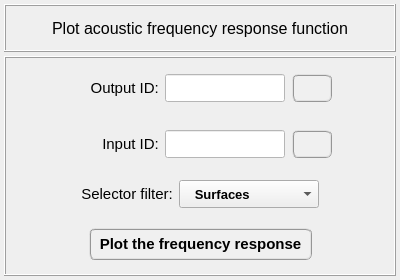
The window that vibra/interface/data/ui_files/plots/acoustic/plot_acoustic_frequency_response_function.ui (MOPT-UFSC/VIBRA) describes before a commit, drawn with Qt 5.
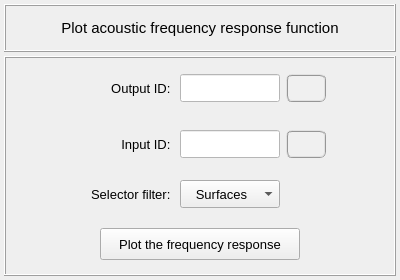
The same window after the commit. Icons and pictures are not drawn.

The edit to the form file:
```diff
--- a/vibra/interface/data/ui_files/plots/acoustic/plot_acoustic_frequency_response_function.ui
+++ b/vibra/interface/data/ui_files/plots/acoustic/plot_acoustic_frequency_response_function.ui
@@ -112,7 +112,7 @@
         <property name="font">
          <font>
           <family>MS Shell Dlg 2</family>
-          <pointsize>12</pointsize>
+          <pointsize>11</pointsize>
           <weight>50</weight>
           <italic>false</italic>
           <bold>false</bold>
@@ -201,9 +201,25 @@
          <property name="bottomMargin">
           <number>2</number>
          </property>
-         <property name="spacing">
+         <property name="horizontalSpacing">
+          <number>6</number>
+         </property>
+         <property name="verticalSpacing">
           <number>2</number>
          </property>
+         <item row="0" column="0">
+          <spacer name="horizontalSpacer">
+           <property name="orientation">
+            <enum>Qt::Horizontal</enum>
+           </property>
+           <property name="sizeHint" stdset="0">
+            <size>
+             <width>40</width>
+             <height>20</height>
+            </size>
+           </property>
+          </spacer>
+         </item>
          <item row="0" column="2">
           <widget class="QLineEdit" name="lineEdit_output_node_id">
            <property name="minimumSize">
@@ -214,17 +230,13 @@
            </property>
            <property name="maximumSize">
             <size>
-             <width>120</width>
+             <width>100</width>
              <height>28</height>
             </size>
            </property>
            <property name="font">
             <font>
-             <family>Arial</family>
-             <pointsize>11</pointsize>
-             <weight>75</weight>
-             <italic>true</italic>
-             <bold>true</bold>
+             <pointsize>10</pointsize>
             </font>
            </property>
            <property name="styleSheet">
@@ -256,7 +268,7 @@
            <property name="font">
             <font>
              <family>MS Shell Dlg 2</family>
-             <pointsize>11</pointsize>
+             <pointsize>10</pointsize>
              <weight>50</weight>
              <italic>false</italic>
              <bold>false</bold>
@@ -270,97 +282,67 @@
            </property>
           </widget>
          </item>
-         <item row="0" column="0">
-          <widget class="QFrame" name="frame_13">
-           <property name="frameShape">
-            <enum>QFrame::NoFrame</enum>
-           </property>
-           <property name="frameShadow">
-            <enum>QFrame::Raised</enum>
-           </property>
-          </widget>
-         </item>
          <item row="0" column="3">
-          <widget class="QFrame" name="frame_18">
-           <property name="frameShape">
-            <enum>QFrame::NoFrame</enum>
+          <widget class="QPushButton" name="pushButton_call_data_exporter">
+           <property name="minimumSize">
+            <size>
+             <width>40</width>
+             <height>28</height>
+            </size>
            </property>
-           <property name="frameShadow">
-            <enum>QFrame::Raised</enum>
+           <property name="maximumSize">
+            <size>
+             <width>40</width>
+             <height>28</height>
+            </size>
            </property>
-           <layout class="QGridLayout" name="gridLayout_5">
-            <property name="leftMargin">
-             <number>2</number>
-            </property>
-            <property name="topMargin">
-             <number>2</number>
-            </property>
-            <property name="rightMargin">
-             <number>2</number>
-            </property>
-            <property name="bottomMargin">
-             <number>2</number>
-            </property>
-            <property name="spacing">
-             <number>2</number>
-            </property>
-            <item row="0" column="0">
-             <widget class="QPushButton" name="pushButton_call_data_exporter">
-              <property name="minimumSize">
-               <size>
-                <width>40</width>
-                <height>28</height>
-               </size>
-              </property>
-              <property name="maximumSize">
-               <size>
-                <width>40</width>
-                <height>28</height>
-               </size>
-              </property>
-              <property name="font">
-               <font>
-                <family>MS Shell Dlg 2</family>
-                <pointsize>11</pointsize>
-                <weight>75</weight>
-                <italic>false</italic>
-                <bold>true</bold>
-               </font>
-              </property>
-              <property name="toolTip">
-               <string>Press to export the selected model result.</string>
-              </property>
-              <property name="styleSheet">
-               <string notr="true">QPushButton{border-radius: 6px; border-color: rgb(150, 150, 150); border-style: ridge; border-width: 2px; color: rgb(0, 0, 0); background-color: rgb(240, 240, 240); font: 75 bold 11pt &quot;MS Shell Dlg 2&quot;}
+           <property name="font">
+            <font>
+             <family>MS Shell Dlg 2</family>
+             <pointsize>11</pointsize>
+             <weight>75</weight>
+             <italic>false</italic>
+             <bold>true</bold>
+            </font>
+           </property>
+           <property name="toolTip">
+            <string>Press to export the selected model result.</string>
+           </property>
+           <property name="styleSheet">
+            <string notr="true">QPushButton{border-radius: 6px; border-color: rgb(150, 150, 150); border-style: ridge; border-width: 2px; color: rgb(0, 0, 0); background-color: rgb(240, 240, 240); font: 75 bold 11pt &quot;MS Shell Dlg 2&quot;}
 QPushButton:hover{border-radius: 6px; border-color: rgb(0, 170, 255); border-style: ridge; border-width: 2px; color: rgb(0, 0, 0); background-color: rgba(174, 213, 255, 100); font: 75 bold 11pt &quot;MS Shell Dlg 2&quot;}
 QPushButton:pressed{border-radius: 6px; border-color: rgb(0, 170, 255); border-style: ridge; border-width: 3px; color: rgb(0, 0, 0); background-color: rgb(174, 213, 255); font: 75 bold 11pt &quot;MS Shell Dlg 2&quot;}</string>
-              </property>
-              <property name="text">
-               <string/>
-              </property>
-              <property name="iconSize">
-               <size>
-                <width>20</width>
-                <height>20</height>
-               </size>
-              </property>
-              <property name="flat">
-               <bool>false</bool>
-              </property>
-             </widget>
-            </item>
-           </layout>
+           </property>
+           <property name="text">
+            <string/>
+           </property>
+           <property name="icon">
+            <iconset>
+             <normaloff>../../../icons/save_as.png</normaloff>../../../icons/save_as.png</iconset>
+           </property>
+           <property name="iconSize">
+            <size>
+             <width>20</width>
+             <height>20</height>
+            </size>
+           </property>
+           <property name="flat">
+            <bool>false</bool>
+           </property>
           </widget>
          </item>
          <item row="0" column="4">
-          <widget class="QFrame" name="frame_9">
-           <property name="frameShape">
-            <enum>QFrame::NoFrame</enum>
+          <spacer name="horizontalSpacer_2">
+           <property name="orientation">
+            <enum>Qt::Horizontal</enum>
            </property>
-           <property name="frameShadow">
-            <enum>QFrame::Raised</enum>
+           <property name="sizeHint" stdset="0">
+            <size>
+             <width>40</width>
+             <height>20</height>
+            </size>
            </property>
-          </widget>
+          </spacer>
          </item>
         </layout>
        </widget>
@@ -402,16 +384,6 @@
           <number>2</number>
          </property>
          <item row="0" column="0">
-          <widget class="QFrame" name="frame_53">
-           <property name="frameShape">
-            <enum>QFrame::NoFrame</enum>
-           </property>
-           <property name="frameShadow">
-            <enum>QFrame::Raised</enum>
-           </property>
-          </widget>
-         </item>
-         <item row="0" column="1">
           <widget class="QPushButton" name="pushButton_plot_frequency_response">
            <property name="minimumSize">
             <size>
@@ -421,23 +393,21 @@
            </property>
            <property name="maximumSize">
             <size>
-             <width>320</width>
+             <width>200</width>
              <height>32</height>
             </size>
            </property>
            <property name="font">
             <font>
              <family>MS Shell Dlg 2</family>
-             <pointsize>11</pointsize>
-             <weight>75</weight>
+             <pointsize>10</pointsize>
+             <weight>50</weight>
              <italic>false</italic>
-             <bold>true</bold>
+             <bold>false</bold>
             </font>
            </property>
            <property name="styleSheet">
-            <string notr="true">QPushButton{border-radius: 6px; border-color: rgb(150, 150, 150); border-style: ridge; border-width: 2px; color: rgb(0, 0, 0); background-color: rgb(240, 240, 240); font: 75 bold 11pt &quot;MS Shell Dlg 2&quot;}
-QPushButton:hover{border-radius: 6px; border-color: rgb(0, 170, 255); border-style: ridge; border-width: 2px; color: rgb(0, 0, 0); background-color: rgba(174, 213, 255, 100); font: 75 bold 11pt &quot;MS Shell Dlg 2&quot;}
-QPushButton:pressed{border-radius: 6px; border-color: rgb(0, 170, 255); border-style: ridge; border-width: 3px; color: rgb(0, 0, 0); background-color: rgb(174, 213, 255); font: 75 bold 11pt &quot;MS Shell Dlg 2&quot;}</string>
+            <string notr="true"/>
            </property>
            <property name="text">
             <string>  Plot the frequency response  </string>
@@ -447,16 +417,6 @@
            </property>
           </widget>
          </item>
-         <item row="0" column="2">
-          <widget class="QFrame" name="frame_54">
-           <property name="frameShape">
-            <enum>QFrame::NoFrame</enum>
-           </property>
-           <property name="frameShadow">
-            <enum>QFrame::Raised</enum>
-           </property>
-          </widget>
-         </item>
         </layout>
        </widget>
       </item>
@@ -481,62 +441,36 @@
          <property name="bottomMargin">
           <number>2</number>
          </property>
-         <property name="spacing">
+         <property name="horizontalSpacing">
+          <number>6</number>
+         </property>
+         <property name="verticalSpacing">
           <number>2</number>
          </property>
-         <item row="0" column="1">
-          <widget class="QLabel" name="label_2">
-           <property name="minimumSize">
-            <size>
-             <width>0</width>
-             <height>28</height>
-            </size>
-           </property>
-           <property name="maximumSize">
-            <size>
-             <width>140</width>
-             <height>28</height>
-            </size>
-           </property>
-           <property name="font">
-            <font>
-             <pointsize>11</pointsize>
-            </font>
-           </property>
-           <property name="text">
-            <string>Selector filter: </string>
-           </property>
-           <property name="alignment">
-            <set>Qt::AlignRight|Qt::AlignTrailing|Qt::AlignVCenter</set>
-           </property>
-          </widget>
-         </item>
          <item row="0" column="2">
           <widget class="QComboBox" name="comboBox_selector_filter">
            <property name="minimumSize">
             <size>
-             <width>140</width>
+             <width>100</width>
              <height>28</height>
             </size>
            </property>
            <property name="maximumSize">
             <size>
-             <width>140</width>
+             <width>100</width>
              <height>28</height>
             </size>
            </property>
            <property name="font">
             <font>
-             <family>MS Shell Dlg 2</family>
              <pointsize>10</pointsize>
-             <weight>75</weight>
+             <weight>50</weight>
              <italic>false</italic>
-             <bold>true</bold>
+             <bold>false</bold>
             </font>
            </property>
            <property name="styleSheet">
-            <string notr="true">QComboBox{font: 75 bold 10pt &quot;MS Shell Dlg 2&quot;}
-QComboBox::hover{border-radius: 4px; border-color: rgb(0, 170, 255); border-style: ridge; border-width: 2px; font: 75 bold 10pt &quot;MS Shell Dlg 2&quot;}</string>
+            <string notr="true"/>
            </property>
            <property name="currentIndex">
             <number>0</number>
@@ -558,18 +492,73 @@
            </item>
           </widget>
          </item>
+         <item row="0" column="1">
+          <widget class="QLabel" name="label_2">
+           <property name="minimumSize">
+            <size>
+             <width>100</width>
+             <height>28</height>
+            </size>
+           </property>
+           <property name="maximumSize">
+            <size>
+             <width>100</width>
+             <height>28</height>
+            </size>
+           </property>
+           <property name="font">
+            <font>
+             <pointsize>10</pointsize>
+            </font>
+           </property>
+           <property name="text">
+            <string>Selector filter: </string>
+           </property>
+           <property name="alignment">
+            <set>Qt::AlignRight|Qt::AlignTrailing|Qt::AlignVCenter</set>
+           </property>
+          </widget>
+         </item>
+         <item row="0" column="4">
+          <spacer name="horizontalSpacer_6">
+           <property name="orientation">
+            <enum>Qt::Horizontal</enum>
+           </property>
+           <property name="sizeHint" stdset="0">
+            <size>
+             <width>40</width>
+             <height>20</height>
+            </size>
+           </property>
+          </spacer>
+         </item>
+         <item row="0" column="0">
+          <spacer name="horizontalSpacer_5">
+           <property name="orientation">
+            <enum>Qt::Horizontal</enum>
+           </property>
+           <property name="sizeHint" stdset="0">
+            <size>
+             <width>40</width>
+             <height>20</height>
+            </size>
+           </property>
+          </spacer>
+         </item>
          <item row="0" column="3">
           <widget class="QFrame" name="frame_6">
-           <property name="frameShape">
-            <enum>QFrame::NoFrame</enum>
+           <property name="minimumSize">
+            <size>
+             <width>40</width>
+             <height>28</height>
+            </size>
            </property>
-           <property name="frameShadow">
-            <enum>QFrame::Raised</enum>
+           <property name="maximumSize">
+            <size>
+             <width>40</width>
+             <height>28</height>
+            </size>
            </property>
-          </widget>
-         </item>
-         <item row="0" column="0">
-          <widget class="QFrame" name="frame_7">
            <property name="frameShape">
             <enum>QFrame::NoFrame</enum>
            </property>
@@ -614,90 +603,24 @@
          <property name="bottomMargin">
           <number>2</number>
          </property>
-         <property name="spacing">
+         <property name="horizontalSpacing">
+          <number>6</number>
+         </property>
+         <property name="verticalSpacing">
           <number>2</number>
          </property>
-         <item row="0" column="0">
-          <widget class="QFrame" name="frame_23">
-           <property name="frameShape">
-            <enum>QFrame::NoFrame</enum>
+         <item row="0" column="4">
+          <spacer name="horizontalSpacer_3">
+           <property name="orientation">
+            <enum>Qt::Horizontal</enum>
            </property>
-           <property name="frameShadow">
-            <enum>QFrame::Raised</enum>
+           <property name="sizeHint" stdset="0">
+            <size>
+             <width>40</width>
+             <height>20</height>
+            </size>
            </property>
-          </widget>
-         </item>
-         <item row="0" column="3">
-          <widget class="QFrame" name="frame_24">
-           <property name="frameShape">
-            <enum>QFrame::NoFrame</enum>
-           </property>
-           <property name="frameShadow">
-            <enum>QFrame::Raised</enum>
-           </property>
-           <layout class="QGridLayout" name="gridLayout_16">
-            <property name="leftMargin">
-             <number>2</number>
-            </property>
-            <property name="topMargin">
-             <number>2</number>
-            </property>
-            <property name="rightMargin">
-             <number>2</number>
-            </property>
-            <property name="bottomMargin">
-             <number>2</number>
-            </property>
-            <property name="spacing">
-             <number>2</number>
-            </property>
-            <item row="0" column="0">
-             <widget class="QPushButton" name="pushButton_flip_selection">
-              <property name="minimumSize">
-               <size>
-                <width>40</width>
-                <height>28</height>
-               </size>
-              </property>
-              <property name="maximumSize">
-               <size>
-                <width>40</width>
-                <height>28</height>
-               </size>
-              </property>
-              <property name="font">
-               <font>
-                <family>MS Shell Dlg 2</family>
-                <pointsize>11</pointsize>
-                <weight>75</weight>
-                <italic>false</italic>
-                <bold>true</bold>
-               </font>
-              </property>
-              <property name="toolTip">
-               <string>Press to export the selected model result.</string>
-              </property>
-              <property name="styleSheet">
-               <string notr="true">QPushButton{border-radius: 6px; border-color: rgb(150, 150, 150); border-style: ridge; border-width: 2px; color: rgb(0, 0, 0); background-color: rgb(240, 240, 240); font: 75 bold 11pt &quot;MS Shell Dlg 2&quot;}
-QPushButton:hover{border-radius: 6px; border-color: rgb(0, 170, 255); border-style: ridge; border-width: 2px; color: rgb(0, 0, 0); background-color: rgba(174, 213, 255, 100); font: 75 bold 11pt &quot;MS Shell Dlg 2&quot;}
-QPushButton:pressed{border-radius: 6px; border-color: rgb(0, 170, 255); border-style: ridge; border-width: 3px; color: rgb(0, 0, 0); background-color: rgb(174, 213, 255); font: 75 bold 11pt &quot;MS Shell Dlg 2&quot;}</string>
-              </property>
-              <property name="text">
-               <string/>
-              </property>
-              <property name="iconSize">
-               <size>
-                <width>20</width>
-                <height>20</height>
-               </size>
-              </property>
-              <property name="flat">
-               <bool>false</bool>
-              </property>
-             </widget>
-            </item>
-           </layout>
-          </widget>
+          </spacer>
          </item>
          <item row="0" column="1">
           <widget class="QLabel" name="label_15">
@@ -716,7 +639,7 @@
            <property name="font">
             <font>
              <family>MS Shell Dlg 2</family>
-             <pointsize>11</pointsize>
+             <pointsize>10</pointsize>
              <weight>50</weight>
              <italic>false</italic>
              <bold>false</bold>
@@ -740,17 +663,16 @@
            </property>
            <property name="maximumSize">
             <size>
-             <width>120</width>
+             <width>100</width>
              <height>28</height>
             </size>
            </property>
            <property name="font">
             <font>
-             <family>Arial</family>
-             <pointsize>11</pointsize>
-             <weight>75</weight>
-             <italic>true</italic>
-             <bold>true</bold>
+             <pointsize>10</pointsize>
+             <weight>50</weight>
+             <italic>false</italic>
+             <bold>false</bold>
             </font>
            </property>
            <property name="styleSheet">
@@ -765,16 +687,68 @@
            </property>
           </widget>
          </item>
-         <item row="0" column="4">
-          <widget class="QFrame" name="frame_10">
-           <property name="frameShape">
-            <enum>QFrame::NoFrame</enum>
+         <item row="0" column="3">
+          <widget class="QPushButton" name="pushButton_flip_selection">
+           <property name="minimumSize">
+            <size>
+             <width>40</width>
+             <height>28</height>
+            </size>
            </property>
-           <property name="frameShadow">
-            <enum>QFrame::Raised</enum>
+           <property name="maximumSize">
+            <size>
+             <width>40</width>
+             <height>28</height>
+            </size>
+           </property>
+           <property name="font">
+            <font>
+             <family>MS Shell Dlg 2</family>
+             <pointsize>11</pointsize>
+             <weight>75</weight>
+             <italic>false</italic>
+             <bold>true</bold>
+            </font>
+           </property>
+           <property name="toolTip">
+            <string>Press to export the selected model result.</string>
+           </property>
+           <property name="styleSheet">
+            <string notr="true">QPushButton{border-radius: 6px; border-color: rgb(150, 150, 150); border-style: ridge; border-width: 2px; color: rgb(0, 0, 0); background-color: rgb(240, 240, 240); font: 75 bold 11pt &quot;MS Shell Dlg 2&quot;}
+QPushButton:hover{border-radius: 6px; border-color: rgb(0, 170, 255); border-style: ridge; border-width: 2px; color: rgb(0, 0, 0); background-color: rgba(174, 213, 255, 100); font: 75 bold 11pt &quot;MS Shell Dlg 2&quot;}
+QPushButton:pressed{border-radius: 6px; border-color: rgb(0, 170, 255); border-style: ridge; border-width: 3px; color: rgb(0, 0, 0); background-color: rgb(174, 213, 255); font: 75 bold 11pt &quot;MS Shell Dlg 2&quot;}</string>
+           </property>
+           <property name="text">
+            <string/>
+           </property>
+           <property name="icon">
+            <iconset>
+             <normaloff>../../../icons/recent.png</normaloff>../../../icons/recent.png</iconset>
+           </property>
+           <property name="iconSize">
+            <size>
+             <width>20</width>
+             <height>20</height>
+            </size>
+           </property>
+           <property name="flat">
+            <bool>false</bool>
            </property>
           </widget>
          </item>
+         <item row="0" column="0">
+          <spacer name="horizontalSpacer_4">
+           <property name="orientation">
+            <enum>Qt::Horizontal</enum>
+           </property>
+           <property name="sizeHint" stdset="0">
+            <size>
+             <width>40</width>
+             <height>20</height>
+            </size>
+           </property>
+          </spacer>
+         </item>
         </layout>
        </widget>
       </item>
```
